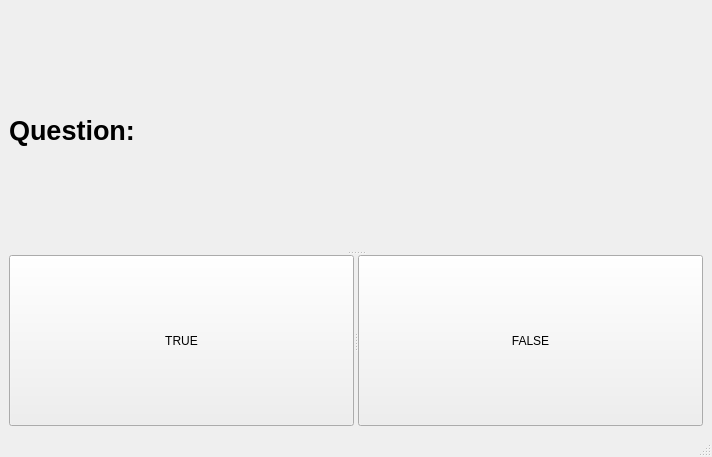
Above: interface/interview_window.ui from Graidaris/decision_Tree_SI before the change. Below: the same form after it.
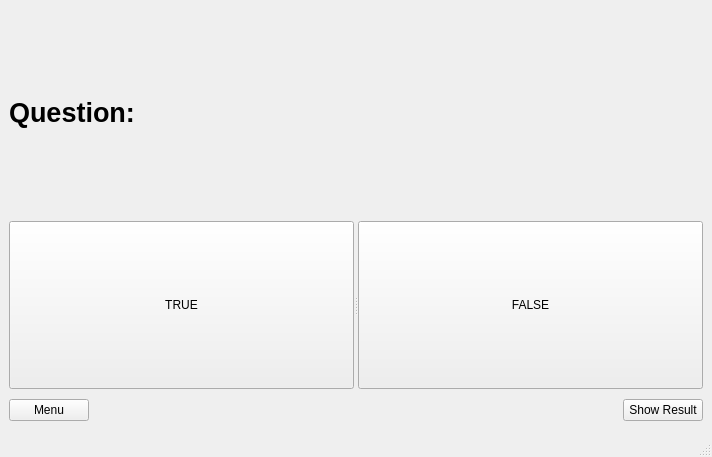
That is the form after the change.

Diff of the .ui file:
```diff
--- a/interface/interview_window.ui
+++ b/interface/interview_window.ui
@@ -14,16 +14,9 @@
    <string>Interview</string>
   </property>
   <widget class="QWidget" name="centralwidget">
-   <layout class="QGridLayout" name="gridLayout">
-    <item row="0" column="0">
-     <widget class="QSplitter" name="splitter_2">
-      <property name="orientation">
-       <enum>Qt::Vertical</enum>
-      </property>
-      <property name="handleWidth">
-       <number>4</number>
-      </property>
-      <widget class="QLabel" name="label">
+   <layout class="QVBoxLayout" name="verticalLayout_2">
+    <item>
+     <widget class="QLabel" name="questionLabel">
        <property name="font">
         <font>
          <pointsize>20</pointsize>
@@ -35,22 +28,64 @@
         <string>Question: </string>
        </property>
       </widget>
+    </item>
+    <item>
+     <layout class="QVBoxLayout" name="verticalLayout">
+      <property name="sizeConstraint">
+       <enum>QLayout::SetDefaultConstraint</enum>
+      </property>
+      <item>
       <widget class="QSplitter" name="splitter">
        <property name="orientation">
         <enum>Qt::Horizontal</enum>
        </property>
-       <widget class="QPushButton" name="pushButton">
+        <widget class="QPushButton" name="buttonTrue">
         <property name="text">
          <string>TRUE</string>
         </property>
        </widget>
-       <widget class="QPushButton" name="pushButton_2">
+        <widget class="QPushButton" name="buttonFalse">
         <property name="text">
          <string>FALSE</string>
         </property>
        </widget>
       </widget>
-     </widget>
+      </item>
+      <item>
+       <layout class="QHBoxLayout" name="horizontalLayout">
+        <property name="sizeConstraint">
+         <enum>QLayout::SetFixedSize</enum>
+        </property>
+        <item>
+         <widget class="QPushButton" name="pushButton_2">
+          <property name="text">
+           <string>Menu</string>
+          </property>
+         </widget>
+        </item>
+        <item>
+         <spacer name="horizontalSpacer">
+          <property name="orientation">
+           <enum>Qt::Horizontal</enum>
+          </property>
+          <property name="sizeHint" stdset="0">
+           <size>
+            <width>599</width>
+            <height>31</height>
+           </size>
+          </property>
+         </spacer>
+        </item>
+        <item>
+         <widget class="QPushButton" name="pushButton">
+          <property name="text">
+           <string>Show Result</string>
+          </property>
+         </widget>
+        </item>
+       </layout>
+      </item>
+     </layout>
     </item>
    </layout>
   </widget>
```
Lines whose indentation alone changed are shown as unchanged.
